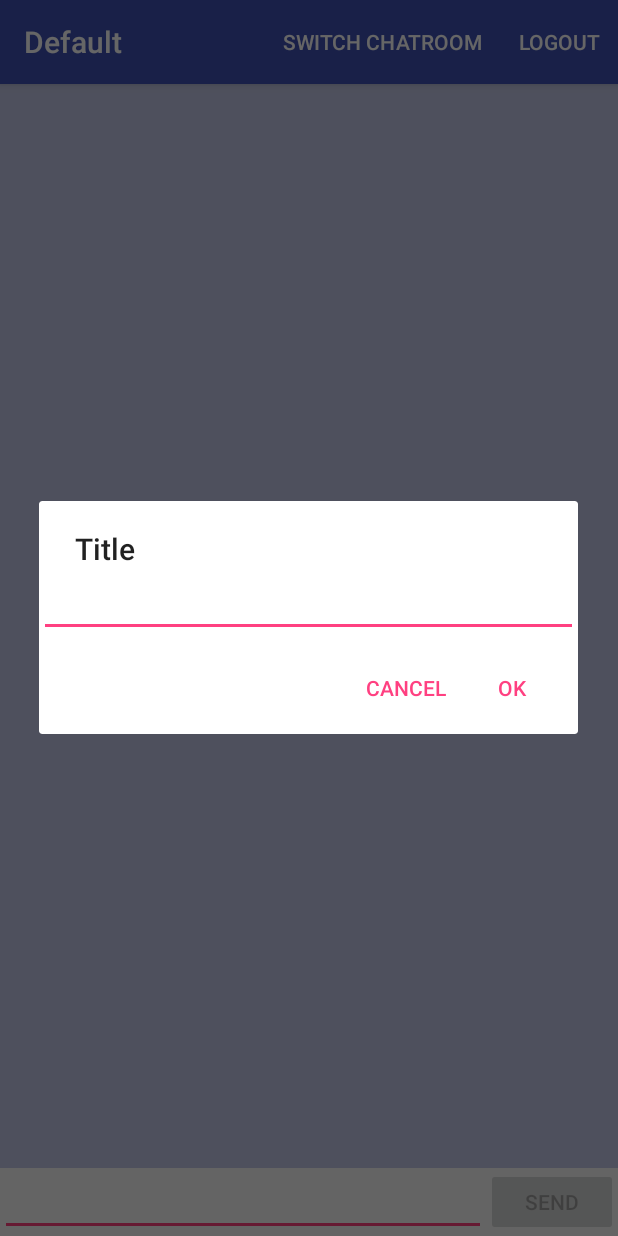
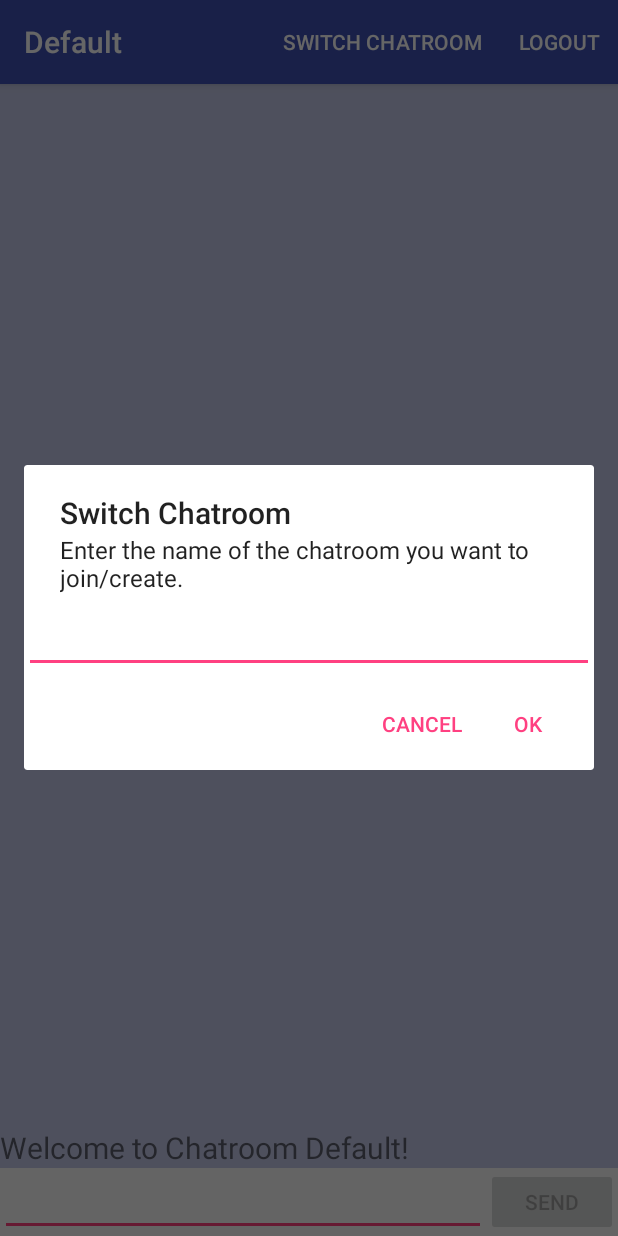
Before and after one commit to pkalauner-tgm/dezsys12-mobile-chat, an Android app: the ChatActivity screen opened directly, with no data from a screen before it, after a tap on "SWITCH CHATROOM", on a phone screen of 412 x 824 dp. Run offline under Robolectric (Android 15) with nearby library versions, the phone set to English and light mode, and no system bars; libraries missing offline, so code that uses them is left out: com.loopj.android, cz.msebera.android; 3 statements that could not run were skipped.

Commit message:
more outputs

```diff
--- a/client/app/src/main/java/at/kalauner/dezsys12/activities/ChatActivity.java
+++ b/client/app/src/main/java/at/kalauner/dezsys12/activities/ChatActivity.java
@@ -82,6 +82,7 @@ public class ChatActivity extends AppCompatActivity implements Observer {
         this.messageHandler.addObserver(this);
         this.messageHandler.startLongPoll();
         this.setActionBarTitle(this.messageHandler.getChatroomId());
+        mMessages.setText(getString(R.string.welcome_to_chatroom) + " " + messageHandler.getChatroomId() + "!");
     }
 
 
@@ -97,8 +98,7 @@ public class ChatActivity extends AppCompatActivity implements Observer {
         switch (item.getItemId()) {
             case R.id.switch_chatroom:
                 AlertDialog.Builder builder = new AlertDialog.Builder(this);
-                builder.setTitle("Title");
-
+                builder.setTitle(getString(R.string.switch_chatroom)).setMessage(R.string.switch_chatroom_message);
                 final EditText input = new EditText(this);
                 input.setInputType(InputType.TYPE_CLASS_TEXT);
                 builder.setView(input);
@@ -106,11 +106,14 @@ public class ChatActivity extends AppCompatActivity implements Observer {
                 builder.setPositiveButton("OK", new DialogInterface.OnClickListener() {
                     @Override
                     public void onClick(DialogInterface dialog, int which) {
+                        mMessages.setText("");
                         String str = input.getText().toString().toLowerCase();
                         messageHandler.stopLongPoll();
                         messageHandler.setChatroomId(str.substring(0, 1).toUpperCase() + str.substring(1));
                         setActionBarTitle(messageHandler.getChatroomId());
                         messageHandler.startLongPoll();
+                        mMessages.setText(getString(R.string.welcome_to_chatroom) + " " + messageHandler.getChatroomId() + "!");
+
                     }
                 });
                 builder.setNegativeButton("Cancel", new DialogInterface.OnClickListener() {
@@ -124,6 +127,7 @@ public class ChatActivity extends AppCompatActivity implements Observer {
                 break;
 
             case R.id.logout:
+                item.setEnabled(false);
                 this.messageHandler.stopLongPoll();
                 CustomRestClient.post("logout", null, new AsyncHttpResponseHandler() {
                     @Override
--- a/client/app/src/main/java/at/kalauner/dezsys12/connection/CustomRestClient.java
+++ b/client/app/src/main/java/at/kalauner/dezsys12/connection/CustomRestClient.java
@@ -15,8 +15,8 @@ import cz.msebera.android.httpclient.entity.StringEntity;
  * @version 20160219.1
  */
 public class CustomRestClient {
-    private static final String BASE_URL = "https://young-beyond-42910.herokuapp.com/";
-    // private static final String BASE_URL = "http://10.0.105.200:8080/";
+    // private static final String BASE_URL = "https://young-beyond-42910.herokuapp.com/";
+    private static final String BASE_URL = "http://10.0.0.15:8080/";
 
     private static AsyncHttpClient client = new AsyncHttpClient();
 
--- a/client/app/src/main/res/values/strings.xml
+++ b/client/app/src/main/res/values/strings.xml
@@ -22,4 +22,6 @@
     <string name="me">Ich</string>
     <string name="switch_chatroom">Switch Chatroom</string>
     <string name="chatroom">Chatroom</string>
+    <string name="switch_chatroom_message">Enter the name of the chatroom you want to join/create.</string>
+    <string name="welcome_to_chatroom">Welcome to Chatroom</string>
 </resources>
```
